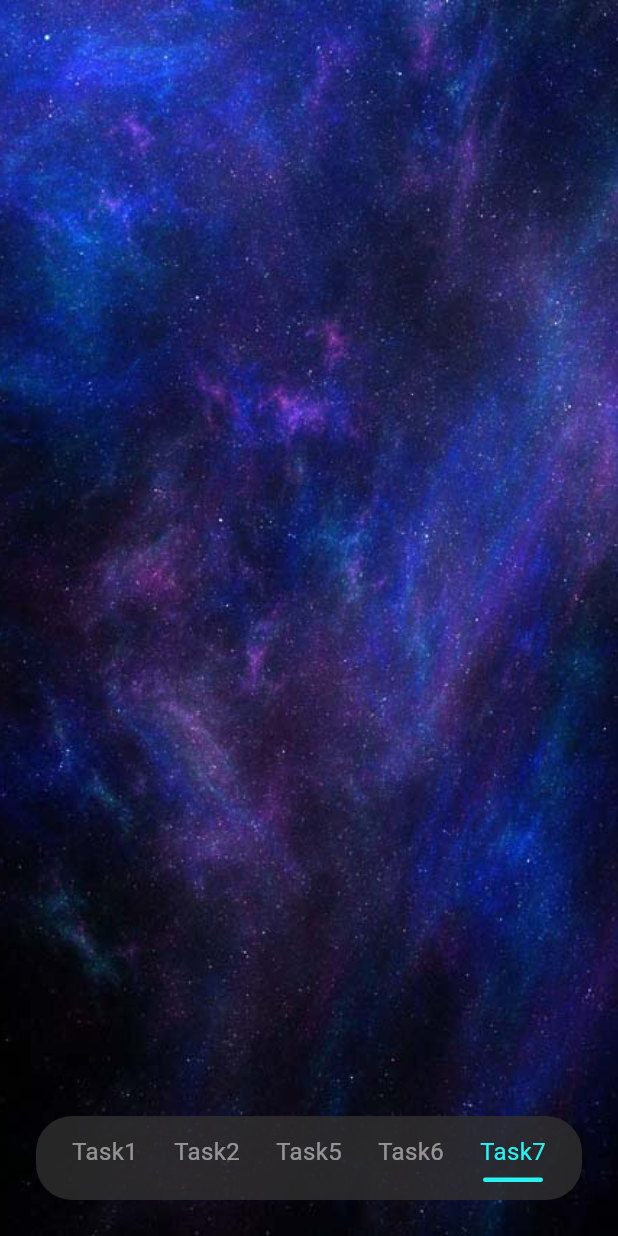
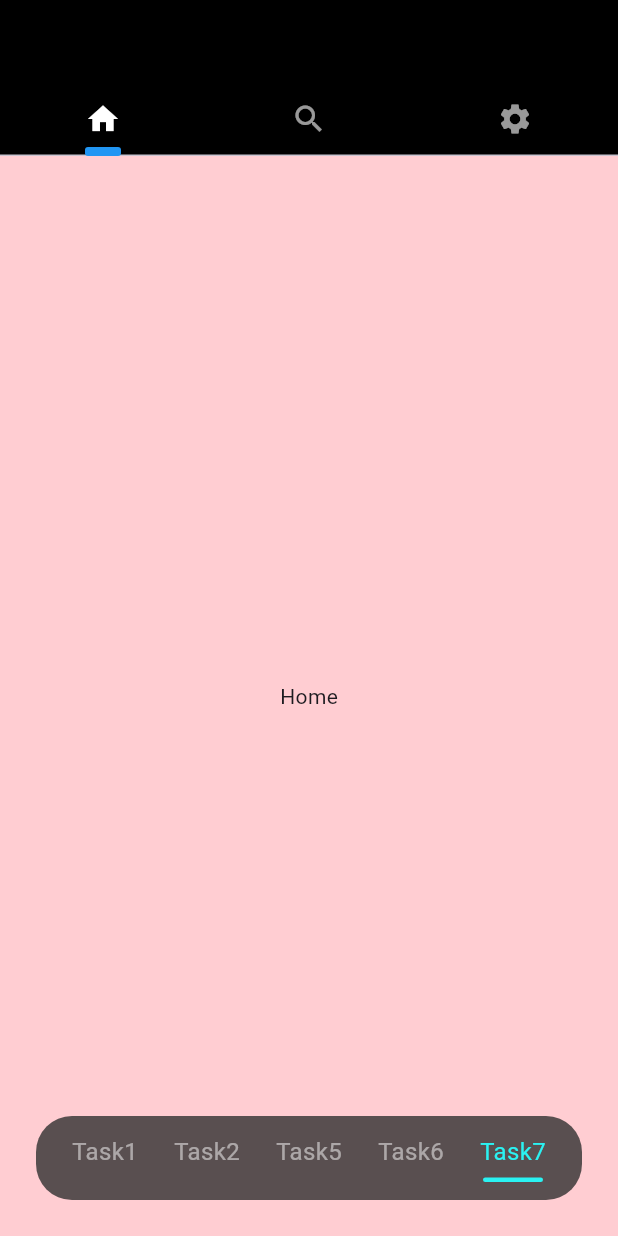
Before and after one commit to michaelLewis04/lg_task5, a Flutter app: the screen it shows after launch, item 5 of the bottom bar chosen, on a phone screen of 412 x 824 dp. Run offline on Flutter 3.47's test engine with Material 3 defaults, Android fonts, the phone set to English and light mode, and no system bars; our stand-ins replace avatar_glow, font_awesome_flutter, rive, speech_to_text, timelines.

Commit message:
Added animated Tab bar

```diff
--- /dev/null
+++ b/lib/screens/animated_tab.dart
@@ -0,0 +1,97 @@
+import 'package:flutter/material.dart';
+
+class AnimatedTabBar extends StatefulWidget {
+  @override
+  _AnimatedTabBarState createState() => _AnimatedTabBarState();
+}
+
+class _AnimatedTabBarState extends State<AnimatedTabBar>
+    with SingleTickerProviderStateMixin {
+  late TabController _tabController;
+
+  @override
+  void initState() {
+    super.initState();
+    _tabController = TabController(
+        length: 3,
+        vsync: this,
+        animationDuration: Duration(milliseconds: 1000));
+  }
+
+  @override
+  void dispose() {
+    _tabController.dispose();
+    super.dispose();
+  }
+
+  @override
+  Widget build(BuildContext context) {
+    return Scaffold(
+      appBar: AppBar(
+        backgroundColor: Colors.black,
+        bottom: TabBar(
+          controller: _tabController,
+          indicator: CustomTabIndicator(),
+          indicatorColor: Colors.white,
+          labelColor: Colors.white,
+          unselectedLabelColor: Colors.white60,
+          tabs: [
+            Tab(icon: Icon(Icons.home)),
+            Tab(icon: Icon(Icons.search)),
+            Tab(icon: Icon(Icons.settings)),
+          ],
+        ),
+      ),
+      body: TabBarView(
+        controller: _tabController,
+        children: [
+          Container(
+            color: Colors.red[100],
+            child: Center(child: Text('Home')),
+          ),
+          Container(
+            color: Colors.green[100],
+            child: Center(child: Text('Search')),
+          ),
+          Container(
+            color: Colors.blue[100],
+            child: Center(child: Text('Settings')),
+          ),
+        ],
+      ),
+    );
+  }
+}
+
+class CustomTabIndicator extends Decoration {
+  @override
+  BoxPainter createBoxPainter([VoidCallback? onChanged]) {
+    return _CustomTabIndicatorPainter(this, onChanged);
+  }
+}
+
+class _CustomTabIndicatorPainter extends BoxPainter {
+  final CustomTabIndicator decoration;
+
+  _CustomTabIndicatorPainter(this.decoration, VoidCallback? onChanged)
+      : super(onChanged);
+
+  @override
+  void paint(Canvas canvas, Offset offset, ImageConfiguration configuration) {
+    final Paint paint = Paint()
+      ..color = Colors.blue
+      ..style = PaintingStyle.fill;
+
+    final Rect tabRect = offset & configuration.size!;
+    final double indicatorHeight = 6.0;
+    final double indicatorWidth = tabRect.width;
+
+    final double dx = tabRect.left + (tabRect.width - indicatorWidth);
+    final Rect indicator = Rect.fromLTWH(
+        dx, tabRect.bottom - indicatorHeight, indicatorWidth, indicatorHeight);
+    canvas.drawRRect(
+      RRect.fromRectAndRadius(indicator, Radius.circular(2)),
+      paint,
+    );
+  }
+}
--- a/lib/screens/navigation_bar.dart
+++ b/lib/screens/navigation_bar.dart
@@ -1,6 +1,6 @@
 import 'package:flutter/material.dart';
 import 'package:lg_task5/screens/gemini.dart';
-import 'package:lg_task5/screens/home_page.dart';
+import 'package:lg_task5/screens/animated_tab.dart';
 import 'package:lg_task5/screens/progress_bar.dart';
 import 'package:lg_task5/screens/search_page.dart';
 import 'package:lg_task5/screens/settings_page.dart';
@@ -21,7 +21,7 @@ class _NavigationPageState extends State<NavigationPage>
     GeminiLogo(),
     ProgressBar(),
     SettingsPage(),
-    HomePage(),
+    AnimatedTabBar(),
   ];
 
   final List<String> bottomNavLabels = [
```
